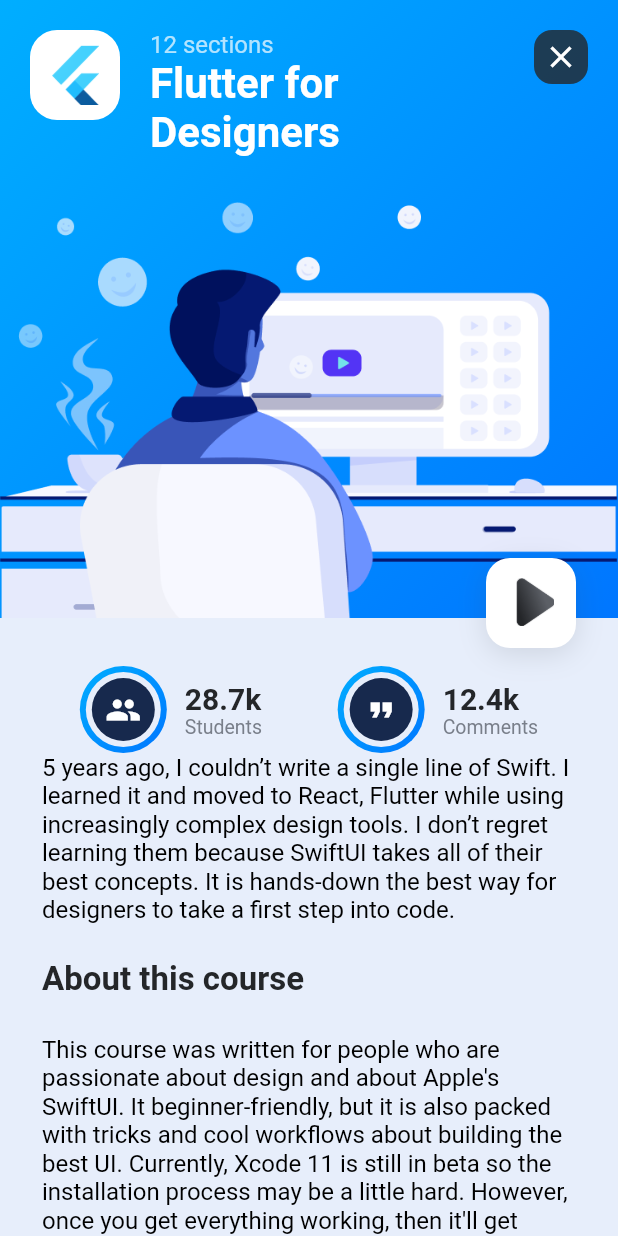
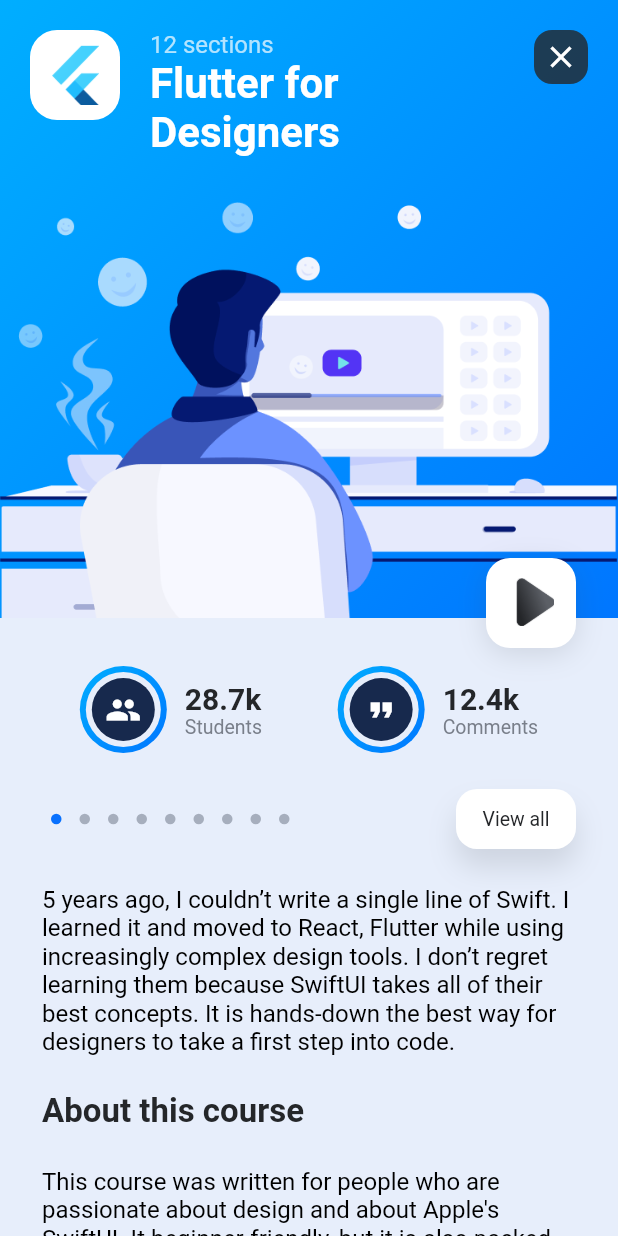
Before and after one commit to FlorianWoelki/course-poc, a Flutter app: the screen it shows after launch, after a tap on "12 sections", on a phone screen of 412 x 824 dp. Run offline on Flutter 3.47's test engine with Material 2 defaults, Android fonts, the light colour scheme and no system bars; drawn by our look-alikes of sliding_up_panel.

Commit message:
feat: add view all button with sliding panel

```diff
--- a/lib/screens/course_screen.dart
+++ b/lib/screens/course_screen.dart
@@ -2,6 +2,7 @@
 
 import 'package:flutter/cupertino.dart';
 import 'package:flutter/material.dart';
+import 'package:sliding_up_panel/sliding_up_panel.dart';
 
 import '../constants.dart';
 import '../model/course.dart';
@@ -16,12 +17,60 @@
 }
 
 class _CourseScreenState extends State<CourseScreen> {
+  Widget indicators() {
+    List<Widget> indicators = [];
+    for (var i = 0; i < 9; i++) {
+      indicators.add(
+        Container(
+          width: 7.0,
+          height: 7.0,
+          margin: const EdgeInsets.symmetric(horizontal: 6.0),
+          decoration: BoxDecoration(
+            shape: BoxShape.circle,
+            color: i == 0 ? const Color(0xFF0971FE) : const Color(0xFFA6AEBD),
+          ),
+        ),
+      );
+    }
+
+    return Row(
+      mainAxisAlignment: MainAxisAlignment.center,
+      children: indicators,
+    );
+  }
+
+  late PanelController panelController;
+
+  @override
+  void initState() {
+    super.initState();
+
+    panelController = PanelController();
+  }
+
   @override
   Widget build(BuildContext context) {
     return Scaffold(
       body: Container(
         color: kBackgroundColor,
-        child: SingleChildScrollView(
+        child: SlidingUpPanel(
+          controller: panelController,
+          backdropEnabled: true,
+          borderRadius: const BorderRadius.only(
+            topLeft: Radius.circular(34.0),
+          ),
+          color: kCardPopupBackgroundColor,
+          boxShadow: const [
+            BoxShadow(
+              color: kShadowColor,
+              offset: Offset(0, -12),
+              blurRadius: 32.0,
+            ),
+          ],
+          minHeight: 0.0,
+          maxHeight: MediaQuery.of(context).size.height * 0.95,
+          panel: Container(),
+          body: SingleChildScrollView(
             child: Column(
               children: [
                 Stack(
@@ -59,7 +108,8 @@
                                       height: 60.0,
                                       decoration: BoxDecoration(
                                         color: Colors.white,
-                                      borderRadius: BorderRadius.circular(18.0),
+                                        borderRadius:
+                                            BorderRadius.circular(18.0),
                                       ),
                                       child: Hero(
                                         tag: widget.course.logo!,
@@ -104,8 +154,8 @@
                                         decoration: BoxDecoration(
                                           borderRadius:
                                               BorderRadius.circular(12.0),
-                                        color:
-                                            kPrimaryLabelColor.withOpacity(0.8),
+                                          color: kPrimaryLabelColor
+                                              .withOpacity(0.8),
                                         ),
                                         child: const Icon(
                                           Icons.close,
@@ -255,6 +305,40 @@
                 Padding(
                   padding: const EdgeInsets.symmetric(
                     horizontal: 28.0,
+                    vertical: 24.0,
+                  ),
+                  child: Row(
+                    mainAxisAlignment: MainAxisAlignment.spaceBetween,
+                    children: [
+                      indicators(),
+                      GestureDetector(
+                        onTap: () {
+                          panelController.open();
+                        },
+                        child: Container(
+                          alignment: Alignment.center,
+                          decoration: BoxDecoration(
+                            color: Colors.white,
+                            boxShadow: const [
+                              BoxShadow(
+                                color: kShadowColor,
+                                offset: Offset(0, 12),
+                                blurRadius: 16.0,
+                              ),
+                            ],
+                            borderRadius: BorderRadius.circular(14.0),
+                          ),
+                          width: 80.0,
+                          height: 40.0,
+                          child: Text("View all", style: kSearchTextStyle),
+                        ),
+                      ),
+                    ],
+                  ),
+                ),
+                Padding(
+                  padding: const EdgeInsets.symmetric(
+                    horizontal: 28.0,
                   ),
                   child: Column(
                     crossAxisAlignment: CrossAxisAlignment.start,
@@ -278,6 +362,7 @@
             ),
           ),
         ),
+      ),
     );
   }
 }
```
Lines whose indentation alone changed are shown as unchanged.
